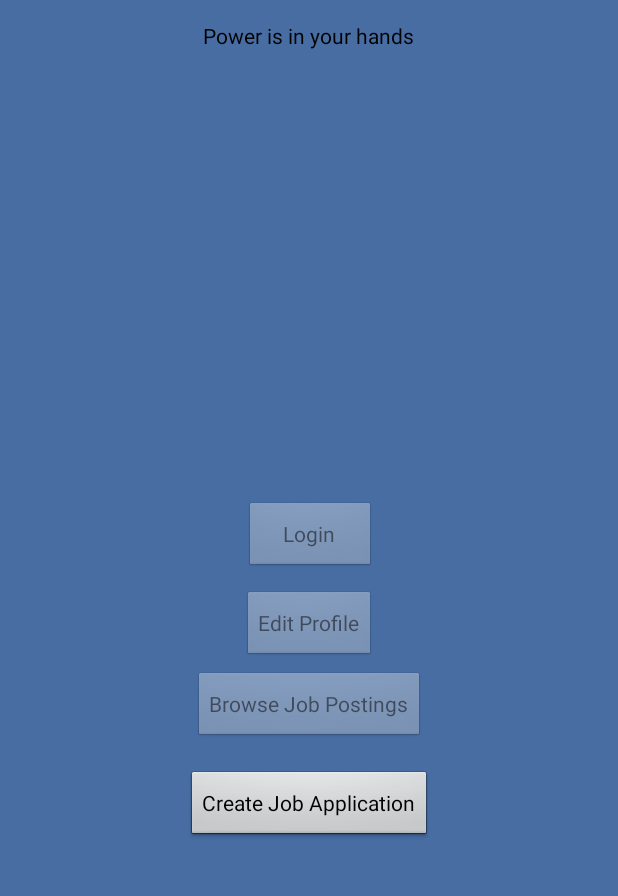
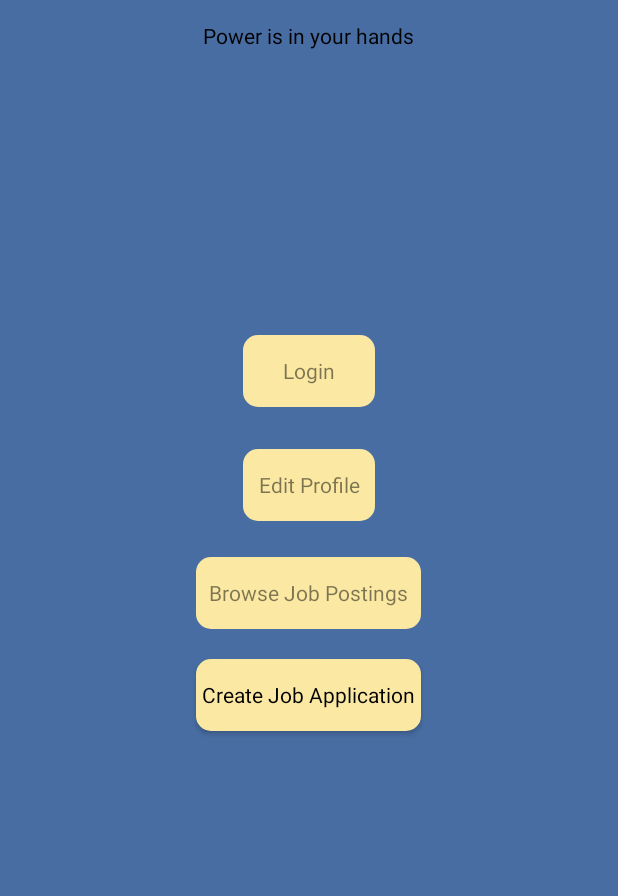
Before and after one commit to CamiloGarciaLaRotta/Group10, an Android app: the screen it shows after launch (MainActivity), on a phone screen of 412 x 824 dp, the part 175-1071 px from its top. Run offline under Robolectric (Android 15) with nearby library versions, the phone set to English and light mode, and no system bars; libraries missing offline, so code that uses them is left out: ca.mcgill.ecse321.

Commit message:
changed button look to be more like web

```diff
--- /dev/null
+++ b/APP/Mobile/MOBILE/app/src/main/res/drawable/roundbutton.xml
@@ -0,0 +1,9 @@
+<?xml version="1.0" encoding="utf-8"?>
+<shape xmlns:android="http://schemas.android.com/apk/res/android" android:shape="rectangle" android:padding="10dp">
+    <solid android:color="@color/buttonBackground"/> <!-- this one is ths color of the Rounded Button -->
+    <corners
+        android:bottomRightRadius="10dp"
+        android:bottomLeftRadius="10dp"
+        android:topLeftRadius="10dp"
+        android:topRightRadius="10dp"/>
+</shape>
--- a/APP/Mobile/MOBILE/app/src/main/res/layout/activity_apply_to_job.xml
+++ b/APP/Mobile/MOBILE/app/src/main/res/layout/activity_apply_to_job.xml
@@ -4,7 +4,7 @@
     android:id="@+id/activity_apply_to_job"
     android:layout_width="match_parent"
     android:layout_height="match_parent"
-    android:background="@color/colorPrimary"
+    android:background="@color/background"
     android:paddingBottom="@dimen/activity_vertical_margin"
     android:paddingLeft="@dimen/activity_horizontal_margin"
     android:paddingRight="@dimen/activity_horizontal_margin"
@@ -16,6 +16,7 @@
         style="@android:style/Widget.Button"
         android:layout_width="wrap_content"
         android:layout_height="wrap_content"
+        android:background="@drawable/roundbutton"
         android:layout_alignParentBottom="true"
         android:layout_centerHorizontal="true"
         android:layout_marginBottom="82dp"
--- a/APP/Mobile/MOBILE/app/src/main/res/layout/activity_main.xml
+++ b/APP/Mobile/MOBILE/app/src/main/res/layout/activity_main.xml
@@ -4,7 +4,7 @@
     android:id="@+id/activity_main"
     android:layout_width="match_parent"
     android:layout_height="match_parent"
-    android:background="@color/colorPrimary"
+    android:background="@color/background"
     android:paddingBottom="@dimen/activity_vertical_margin"
     android:paddingLeft="@dimen/activity_horizontal_margin"
     android:paddingRight="@dimen/activity_horizontal_margin"
@@ -15,7 +15,6 @@
         android:id="@+id/Welcome"
         android:layout_width="wrap_content"
         android:layout_height="wrap_content"
-        android:layout_alignParentTop="true"
         android:layout_centerHorizontal="true"
         android:layout_marginTop="20dp"
         android:text="@string/welcome_to_tamas"
@@ -37,33 +36,38 @@
         style="@android:style/Widget.Button"
         android:layout_width="wrap_content"
         android:layout_height="wrap_content"
-        android:layout_alignEnd="@+id/Welcome"
-        android:layout_alignParentBottom="true"
-        android:layout_alignRight="@+id/Welcome"
-        android:layout_marginBottom="130dp"
         android:onClick="createJobAppClicked"
-        android:text="@string/create_job_application" />
+        android:background="@drawable/roundbutton"
+        android:width="150dp"
+        android:text="@string/create_job_application"
+        android:layout_marginTop="20dp"
+        android:layout_below="@+id/BrowseButton"
+        android:layout_alignLeft="@+id/BrowseButton"
+        android:layout_alignStart="@+id/BrowseButton" />
 
     <Button
         android:id="@+id/BrowseButton"
         style="@android:style/Widget.Button"
         android:layout_width="wrap_content"
+        android:width="150dp"
         android:layout_height="wrap_content"
-        android:layout_above="@+id/button"
-        android:layout_centerHorizontal="true"
-        android:layout_marginBottom="18dp"
+        android:background="@drawable/roundbutton"
         android:enabled="false"
-        android:text="@string/browse_job_postings" />
+        android:text="@string/browse_job_postings"
+        android:layout_marginTop="24dp"
+        android:layout_below="@+id/EditProfile"
+        android:layout_centerHorizontal="true" />
 
     <Button
         android:id="@+id/Login"
         style="@android:style/Widget.Button"
         android:layout_width="wrap_content"
         android:layout_height="wrap_content"
-        android:layout_alignBottom="@+id/EditProfile"
-        android:layout_alignEnd="@+id/EditProfile"
-        android:layout_alignRight="@+id/EditProfile"
-        android:layout_marginBottom="59dp"
+        android:layout_above="@+id/EditProfile"
+        android:layout_alignLeft="@+id/EditProfile"
+        android:layout_alignStart="@+id/EditProfile"
+        android:layout_marginBottom="28dp"
+        android:background="@drawable/roundbutton"
         android:enabled="false"
         android:text="@string/login" />
 
@@ -72,11 +76,11 @@
         style="@android:style/Widget.Button"
         android:layout_width="wrap_content"
         android:layout_height="wrap_content"
-        android:layout_above="@+id/BrowseButton"
-        android:layout_centerHorizontal="true"
-        android:layout_marginBottom="6dp"
+        android:background="@drawable/roundbutton"
         android:enabled="false"
-        android:text="@string/edit_profile" />
+        android:text="@string/edit_profile"
+        android:layout_centerVertical="true"
+        android:layout_centerHorizontal="true" />
 
 
 </RelativeLayout>
--- a/APP/Mobile/MOBILE/app/src/main/res/values/colors.xml
+++ b/APP/Mobile/MOBILE/app/src/main/res/values/colors.xml
@@ -1,5 +1,9 @@
 <?xml version="1.0" encoding="utf-8"?>
 <resources>
+    <color name="background">#486da2</color>
+    <color name="buttonBackground">#fbe9a3</color>
+    <color name="GreyRectangle">#cecdc9</color>
+
     <color name="colorPrimary">#476da3</color>
     <color name="colorPrimaryDark">#303F9F</color>
     <color name="colorAccent">#FF4081</color>
--- a/APP/Mobile/MOBILE/app/src/main/res/values/styles.xml
+++ b/APP/Mobile/MOBILE/app/src/main/res/values/styles.xml
@@ -6,6 +6,13 @@
         <item name="colorPrimary">@color/colorPrimary</item>
         <item name="colorPrimaryDark">@color/colorPrimaryDark</item>
         <item name="colorAccent">@color/colorAccent</item>
+
+        <item name="android:actionBarStyle">@style/customActionBar</item>
     </style>
 
+    <style name="customActionBar" parent="@android:style/Widget.ActionBar" >
+        <item name="android:background">
+            @color/background
+        </item>
+    </style>
 </resources>
```
